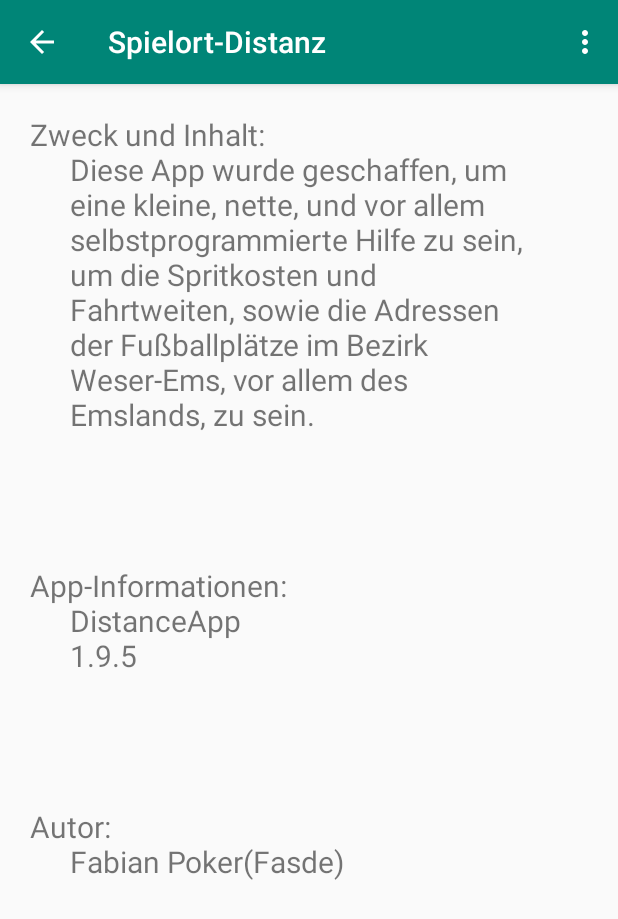
After one commit to Fasde/DistanceApp, an Android app: the ImpressumActivity screen opened directly, with no data from a screen before it, on a phone screen of 412 x 824 dp. The commit adds this screen. Shown: the top 919 px of the screen. Run offline under Robolectric (Android 15) with nearby library versions, the phone set to English and light mode, and no system bars.

Commit message:
DistanceApp v1.9.5 Added Impressum, Back-Buttons with working functionality and Toasts

```diff
--- a/app/src/main/AndroidManifest.xml
+++ b/app/src/main/AndroidManifest.xml
@@ -28,6 +28,7 @@
         <activity
             android:name=".View.KreisPickActivity"
             android:label="@string/display_name"/>
+        <activity android:name=".View.ImpressumActivity" />
     </application>
 
 </manifest>
--- /dev/null
+++ b/app/src/main/java/fasde/android/distanceapp/View/ImpressumActivity.java
@@ -0,0 +1,103 @@
+package fasde.android.distanceapp.View;
+
+import android.content.Intent;
+import android.os.Bundle;
+import android.view.Menu;
+import android.view.MenuItem;
+import android.widget.TextView;
+import android.widget.Toast;
+
+import androidx.annotation.NonNull;
+import androidx.annotation.Nullable;
+import androidx.appcompat.app.ActionBar;
+import androidx.appcompat.app.AppCompatActivity;
+
+import fasde.android.distanceapp.R;
+
+public class ImpressumActivity extends AppCompatActivity {
+
+    @Override
+    protected void onCreate(@Nullable Bundle savedInstanceState) {
+        super.onCreate(savedInstanceState);
+        setContentView(R.layout.impressum);
+
+        ActionBar actionBar = getSupportActionBar();
+        if (actionBar != null) {
+            actionBar.setDisplayHomeAsUpEnabled(true);
+        }
+
+        TextView appDetail = findViewById(R.id.app_detail);
+        TextView appAuthor = findViewById(R.id.app_author);
+        TextView appVersion = findViewById(R.id.app_version);
+
+        String detail = "Zweck und Inhalt:\n\t\tDiese App wurde geschaffen, um \n\t\teine kleine, nette, und vor allem " +
+                "\n\t\tselbstprogrammierte Hilfe zu sein, \n\t\tum die Spritkosten und \n\t\tFahrtweiten, sowie die" +
+                " Adressen \n\t\tder Fußballplätze im Bezirk \n\t\tWeser-Ems, vor allem des \n\t\tEmslands, zu sein.";
+        String version = "\n\nApp-Informationen:\n\t\t" + getString(R.string.app_name) + "\n\t\t" + getString(R.string.version);
+        String author = "\n\nAutor:\n\t\t" + getString(R.string.author) + "(" + getString(R.string.author2) + ")";
+
+        appDetail.setText(detail);
+        appAuthor.setText(author);
+        appVersion.setText(version);
+    }
+
+    /**
+     * Sets the menu button to open the menu.
+     *
+     * @param menu the menu source file
+     * @return true as the menu will always be added
+     */
+    @Override
+    public boolean onCreateOptionsMenu(Menu menu) {
+        getMenuInflater().inflate(R.menu.menu, menu);
+        return true;
+    }
+
+
+    /**
+     * Defines the action to do, depending of which option is selected from the menu.
+     *
+     * @param item the item selected from the menu
+     * @return the boolean value of the item selected
+     */
+    @Override
+    public boolean onOptionsItemSelected(@NonNull MenuItem item) {
+        switch (item.getItemId()) {
+            case R.id.Impressum: {
+                Intent openImpressum = new Intent(ImpressumActivity.this, ImpressumActivity.class);
+                startActivity(openImpressum);
+                Toast.makeText(this, "Impressum geöffnet.", Toast.LENGTH_SHORT).show();
+                finish();
+                break;
+            }
+            case android.R.id.home:
+                String previousClass = getIntent().getStringExtra("PrevClass");
+                switch (previousClass) {
+                    case "SpielOrtDetail": {
+                        Intent openSpielOrtDetail = new Intent(ImpressumActivity.this, SpielortDetailActivity.class).putExtra("spielort", getIntent().getStringArrayExtra("spielort"));
+                        openSpielOrtDetail.putExtra("variante", getIntent().getStringExtra("variante"));
+                        Toast.makeText(this, "Schließe Impressum...", Toast.LENGTH_SHORT).show();
+                        startActivity(openSpielOrtDetail);
+                        finish();
+                        break;
+                    }
+                    case "Main": {
+                        Intent openMain = new Intent(ImpressumActivity.this, MainActivity.class).putExtra("variante", getIntent().getStringExtra("variante"));
+                        Toast.makeText(this, "Schließe Impressum...", Toast.LENGTH_SHORT).show();
+                        startActivity(openMain);
+                        finish();
+                        break;
+                    }
+                    case "KreisPick": {
+                        Intent openKreisPick = new Intent(ImpressumActivity.this, KreisPickActivity.class);
+                        Toast.makeText(this, "Schließe Impressum...", Toast.LENGTH_SHORT).show();
+                        startActivity(openKreisPick);
+                        finish();
+                        break;
+                    }
+                }
+
+        }
+        return super.onOptionsItemSelected(item);
+    }
+}
--- /dev/null
+++ b/app/src/main/res/layout/impressum.xml
@@ -0,0 +1,32 @@
+<?xml version="1.0" encoding="utf-8"?>
+<RelativeLayout xmlns:android="http://schemas.android.com/apk/res/android"
+    xmlns:tools="http://schemas.android.com/tools"
+    android:layout_width="match_parent"
+    android:layout_height="match_parent"
+    android:orientation="vertical">
+
+    <TextView
+        android:id="@+id/app_detail"
+        android:layout_width="wrap_content"
+        android:layout_height="wrap_content"
+        android:textSize="20sp"
+        android:layout_margin="20dp"/>
+
+    <TextView
+        android:id="@+id/app_version"
+        android:layout_width="wrap_content"
+        android:layout_height="wrap_content"
+        android:layout_below="@+id/app_detail"
+        android:layout_margin="20dp"
+        android:layout_marginTop="60dp"
+        android:textSize="20sp"/>
+
+    <TextView
+        android:id="@+id/app_author"
+        android:layout_width="wrap_content"
+        android:layout_height="wrap_content"
+        android:layout_below="@+id/app_version"
+        android:layout_margin="20dp"
+        android:layout_marginTop="60dp"
+        android:textSize="20sp"/>
+</RelativeLayout>
--- /dev/null
+++ b/app/src/main/res/menu/menu.xml
@@ -0,0 +1,6 @@
+<?xml version="1.0" encoding="utf-8"?>
+<menu xmlns:android="http://schemas.android.com/apk/res/android">
+
+    <item android:id="@+id/Impressum"
+        android:title="@string/impressum"/>
+</menu>
--- a/app/src/main/res/values/strings.xml
+++ b/app/src/main/res/values/strings.xml
@@ -1,8 +1,9 @@
 <resources>
     <string name="app_name">DistanceApp</string>
     <string name="display_name">Spielort-Distanz</string>
-    <string name="version">1.9.1</string>
+    <string name="version">1.9.5</string>
     <string name="author">Fabian Poker</string>
     <string name="author2">Fasde</string>
     <string name="edit_text_hint">Suche nach String</string>
+    <string name="impressum">Impressum</string>
 </resources>
```
Also changed, not shown: app/src/main/java/fasde/android/distanceapp/View/KreisPickActivity.java (+54 -1 lines), app/src/main/java/fasde/android/distanceapp/View/MainActivity.java (+59 -2 lines), app/src/main/java/fasde/android/distanceapp/View/SpielortDetailActivity.java (+50 -3 lines).
